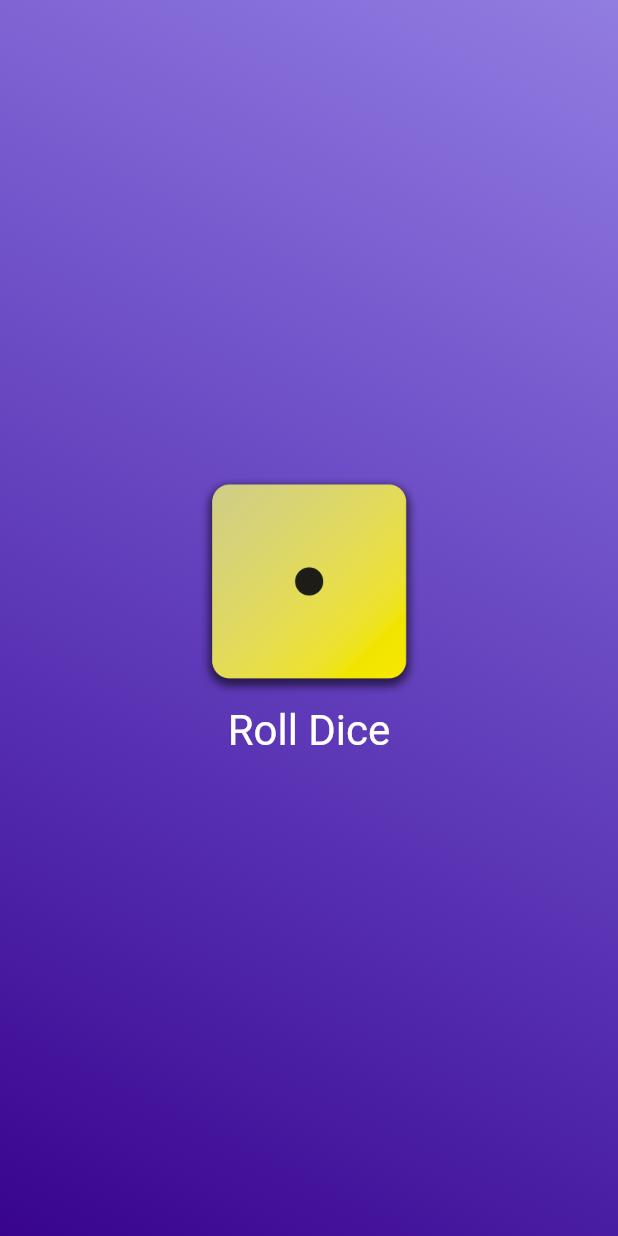
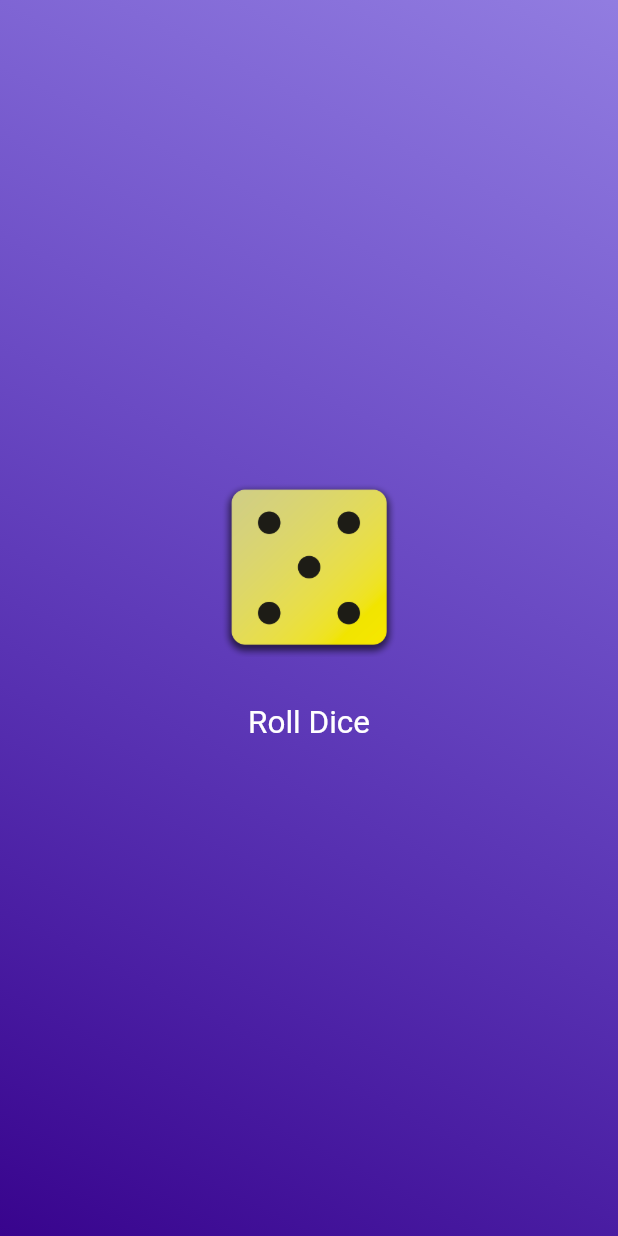
Before and after one commit to udaytiwari22/Dice-Roller, a Flutter app: the screen it shows after launch, after a tap on "Roll Dice", on a phone screen of 412 x 824 dp. Run offline on Flutter 3.47's test engine with Material 3 defaults, Android fonts, the light colour scheme and no system bars.

Commit message:
new changes

```diff
--- /dev/null
+++ b/lib/dice_roller.dart
@@ -0,0 +1,47 @@
+import 'package:flutter/material.dart';
+import 'dart:math';
+
+class DiceRoller extends StatefulWidget {
+  const DiceRoller({super.key});
+  @override
+  State<DiceRoller> createState() {
+    return _DiceRollerState();
+  }
+}
+
+class _DiceRollerState extends State<DiceRoller> {
+  var currDiceRoll = 3;
+
+  void rollDice() {
+    setState(
+      () {
+        currDiceRoll = Random().nextInt(6) + 1;;
+      },
+    );
+  }
+
+  @override
+  Widget build(context) {
+    return Column(
+      mainAxisSize: MainAxisSize.min,
+      children: [
+        Image.asset(
+          'assets/images/dice-$currDiceRoll.png',
+          width: 120,
+        ),
+        const SizedBox(
+          height: 20,
+        ),
+        TextButton(
+          onPressed: rollDice,
+          style: TextButton.styleFrom(
+            // padding: const EdgeInsets.only(top: 20),
+            foregroundColor: Colors.white,
+            textStyle: const TextStyle(fontSize: 21),
+          ),
+          child: const Text('Roll Dice'),
+        )
+      ],
+    );
+  }
+}
--- a/lib/gradient_container.dart
+++ b/lib/gradient_container.dart
@@ -1,3 +1,4 @@
+import 'package:dice_roller_app/dice_roller.dart';
 import 'package:flutter/material.dart';
 
 // Alingment? startAlingment;
@@ -5,14 +6,11 @@
 var endAlingment = Alignment.bottomLeft;
 
 class GradientContainer extends StatelessWidget {
-  const GradientContainer(this.color1, this.color2, {super.key});
+   const GradientContainer(this.color1, this.color2, {super.key});
 
   final Color color1;
   final Color color2;
 
-  void rollDice(){
-    //........
-  }
   @override
   Widget build(context) {
     return Container(
@@ -23,21 +21,8 @@
           end: endAlingment,
         ),
       ),
-      child: Center(
-        child: Column(
-          mainAxisSize: MainAxisSize.min,
-          children: [
-            Image.asset(
-              'assets/images/dice-1.png',
-              width: 150,
-            ),
-            TextButton(
-              onPressed: rollDice,
-              style:TextButton.styleFrom(foregroundColor: Colors.white,textStyle:const TextStyle (fontSize:28),),
-              child: const  Text('Roll Dice'),
-            )
-          ],
-        ),
+      child: const Center(
+        child: DiceRoller(),
       ),
     );
   }
--- a/lib/main.dart
+++ b/lib/main.dart
@@ -6,8 +6,8 @@
     const MaterialApp(
       home: Scaffold(
         body: GradientContainer(
-          Color.fromARGB(133, 46, 12, 196),
-          Color.fromARGB(255, 56, 4, 141),
+           Color.fromARGB(133, 46, 12, 196),
+           Color.fromARGB(255, 56, 4, 141),
         ),
       ),
     ),
```
